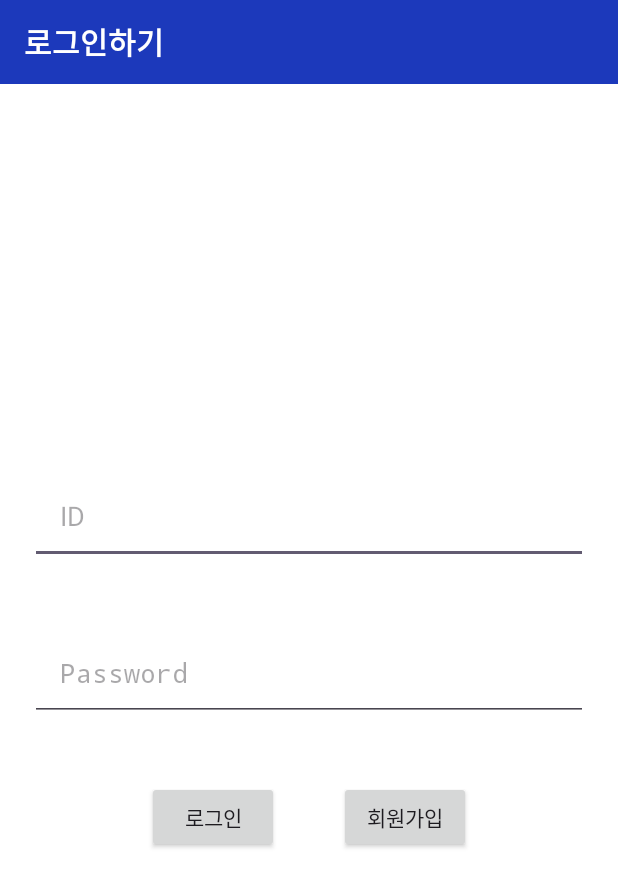
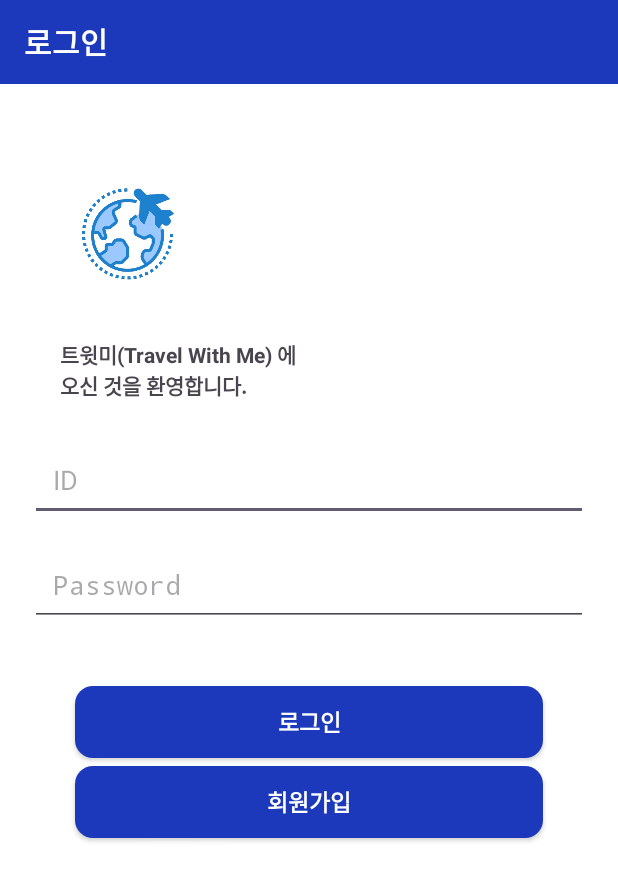
Before and after one commit to ysy7838/mobile-software-project, an Android app: the screen it shows after launch (LoginActivity), on a phone screen of 412 x 824 dp. Shown: the top 887 px of the screen. Run offline under Robolectric (Android 15) with nearby library versions, the light colour scheme and no system bars; our stand-ins replace Firebase (no records; nobody signed in at launch, a user with empty details on screens opened directly).

Commit message:
로그인 기능 및 디자인 수정

```diff
--- a/app/src/main/java/com/example/mobilesoftware_project/LoginActivity.kt
+++ b/app/src/main/java/com/example/mobilesoftware_project/LoginActivity.kt
@@ -30,7 +30,6 @@ class LoginActivity : Activity() {
         binding.gotoSignUp.setOnClickListener {
             startActivity(Intent(this, SignupActivity::class.java))
         }
-
     }
 
     public override fun onStart() {
@@ -67,7 +66,6 @@ class LoginActivity : Activity() {
         startActivity(Intent(this, PageOneActivity::class.java))
         finish()
     }
-
 }
 
 /*
--- a/app/src/main/java/com/example/mobilesoftware_project/SignUpActivity.kt
+++ b/app/src/main/java/com/example/mobilesoftware_project/SignUpActivity.kt
@@ -41,7 +41,9 @@ class SignupActivity : AppCompatActivity() {
                 if (task.isSuccessful) {
                     Toast.makeText(this, "회원가입에 성공했습니다!", Toast.LENGTH_SHORT).show()
                     finish() // 가입창 종료
-                } else {
+                } else if (task.exception?.message.isNullOrEmpty()) {
+                    Toast.makeText(this, task.exception?.message, Toast.LENGTH_SHORT).show()
+                } else{
                     // If sign in fails, display a message to the user.
                     Toast.makeText(this, "이미 존재하는 계정이거나, 회원가입에 실패했습니다.", Toast.LENGTH_SHORT).show()
                 }
--- /dev/null
+++ b/app/src/main/res/drawable/login_button.xml
@@ -0,0 +1,11 @@
+<?xml version="1.0" encoding="utf-8"?>
+<shape xmlns:android="http://schemas.android.com/apk/res/android"
+    android:padding="10dp"
+    android:shape="rectangle">
+    <solid android:color="#1c39bb" />
+    <corners
+        android:bottomLeftRadius="12dp"
+        android:bottomRightRadius="12dp"
+        android:topLeftRadius="12dp"
+        android:topRightRadius="12dp" />
+</shape>
--- a/app/src/main/res/layout/page_login.xml
+++ b/app/src/main/res/layout/page_login.xml
@@ -26,7 +26,7 @@
                 android:layout_width="wrap_content"
                 android:layout_height="wrap_content"
                 android:layout_gravity="center_vertical"
-                android:text="로그인하기" />
+                android:text="로그인" />
 
         </androidx.appcompat.widget.Toolbar>
     </com.google.android.material.appbar.AppBarLayout>
@@ -34,47 +34,85 @@
     <LinearLayout
         android:layout_width="match_parent"
         android:layout_height="match_parent"
-        android:gravity="center"
         android:orientation="vertical">
+
+        <LinearLayout
+            android:layout_width="match_parent"
+            android:layout_height="wrap_content"
+            android:orientation="vertical">
+
+            <ImageView
+                android:layout_width="wrap_content"
+                android:layout_height="100dp"
+                android:layout_gravity="left"
+                android:layout_marginTop="50dp"
+                android:src="@drawable/splashicon_airplane_small" />
+
+            <TextView
+                android:layout_width="match_parent"
+                android:layout_height="wrap_content"
+                android:padding="20dp"
+                android:paddingStart="40dp"
+                android:paddingEnd="40dp"
+                android:textStyle="bold"
+                android:text="트윗미(Travel With Me) 에\n오신 것을 환영합니다." />
+        </LinearLayout>
 
         <EditText
             android:id="@+id/loginID"
             android:layout_width="match_parent"
-            android:layout_height="wrap_content"
-            android:layout_margin="20dp"
+            android:layout_height="50dp"
+            android:layout_marginStart="20dp"
+            android:layout_marginTop="10dp"
+            android:layout_marginEnd="20dp"
+            android:layout_marginBottom="10dp"
             android:hint="ID"
+            android:padding="15dp"
             android:nextFocusDown="@id/loginPW"
-            android:padding="20dp"
             android:singleLine="true" />
 
         <EditText
             android:id="@+id/loginPW"
             android:layout_width="match_parent"
-            android:layout_height="wrap_content"
-            android:layout_margin="20dp"
+            android:layout_height="50dp"
+            android:layout_marginStart="20dp"
+            android:layout_marginTop="10dp"
+            android:layout_marginEnd="20dp"
+            android:layout_marginBottom="10dp"
             android:hint="Password"
+            android:inputType="textPassword"
             android:nextFocusDown="@id/loginButton"
-            android:padding="20dp"
-            android:singleLine="true"
-            android:inputType="textPassword"/>
+            android:padding="15dp"
+            android:singleLine="true" />
 
         <LinearLayout
-            android:layout_width="wrap_content"
+            android:layout_width="match_parent"
             android:layout_height="wrap_content"
-            android:orientation="horizontal">
+            android:orientation="vertical"
+            android:paddingTop="30dp">
 
             <Button
                 android:id="@+id/loginButton"
-                android:layout_width="wrap_content"
+                android:layout_width="match_parent"
                 android:layout_height="wrap_content"
-                android:layout_margin="20dp"
+                android:layout_marginStart="50dp"
+                android:layout_marginEnd="50dp"
+                android:layout_marginBottom="5dp"
+                android:background="@drawable/login_button"
+                android:textColor="@color/white"
+                style="@style/loginButton"
                 android:text="로그인" />
 
             <Button
                 android:id="@+id/gotoSignUp"
-                android:layout_width="wrap_content"
+                android:layout_width="match_parent"
                 android:layout_height="wrap_content"
-                android:layout_margin="20dp"
+                android:layout_marginStart="50dp"
+                android:layout_marginEnd="50dp"
+                android:layout_marginBottom="5dp"
+                android:background="@drawable/login_button"
+                style="@style/loginButton"
+                android:textColor="@color/white"
                 android:text="회원가입" />
         </LinearLayout>
     </LinearLayout>
--- a/app/src/main/res/values/styles.xml
+++ b/app/src/main/res/values/styles.xml
@@ -82,6 +82,12 @@
             <item name="backgroundTint">@color/mainBlue</item>
         </style>
 
+        <style name="loginButton">
+            <item name="android:textSize">15sp</item>
+            <item name="android:textStyle">bold</item>
+            <item name="backgroundTint">@color/mainBlue</item>
+        </style>
+
         <!-- Choose 관련 스타일 -->
         <style name="activityCategory">
             <item name="android:layout_margin">10dp</item>
```
Also changed, not shown: app/src/main/res/layout/page_signup.xml (+55 -17 lines).
